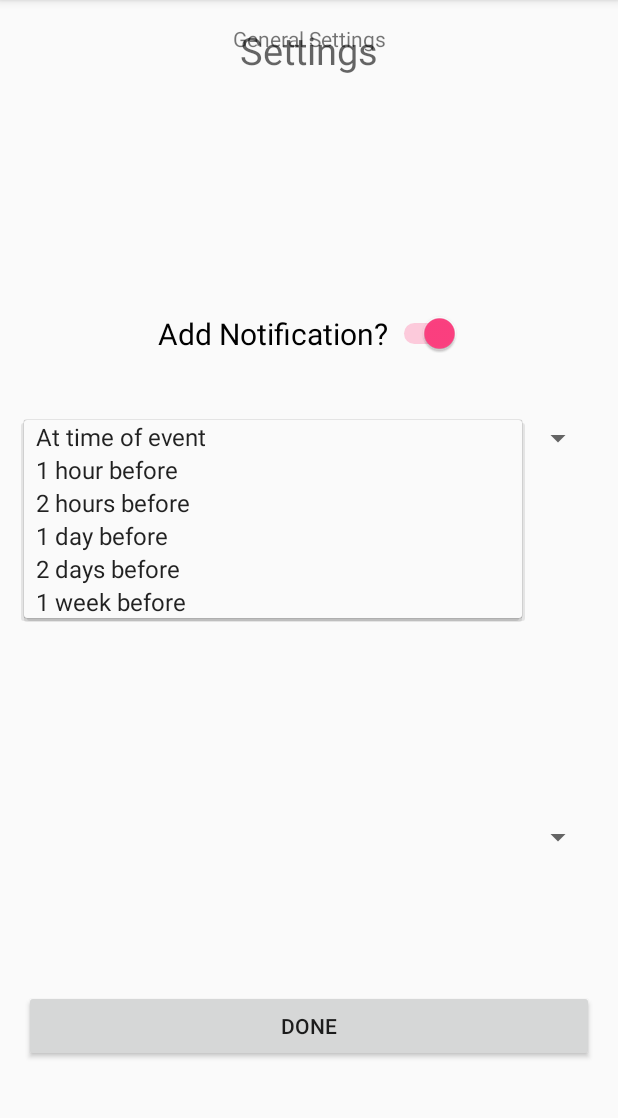
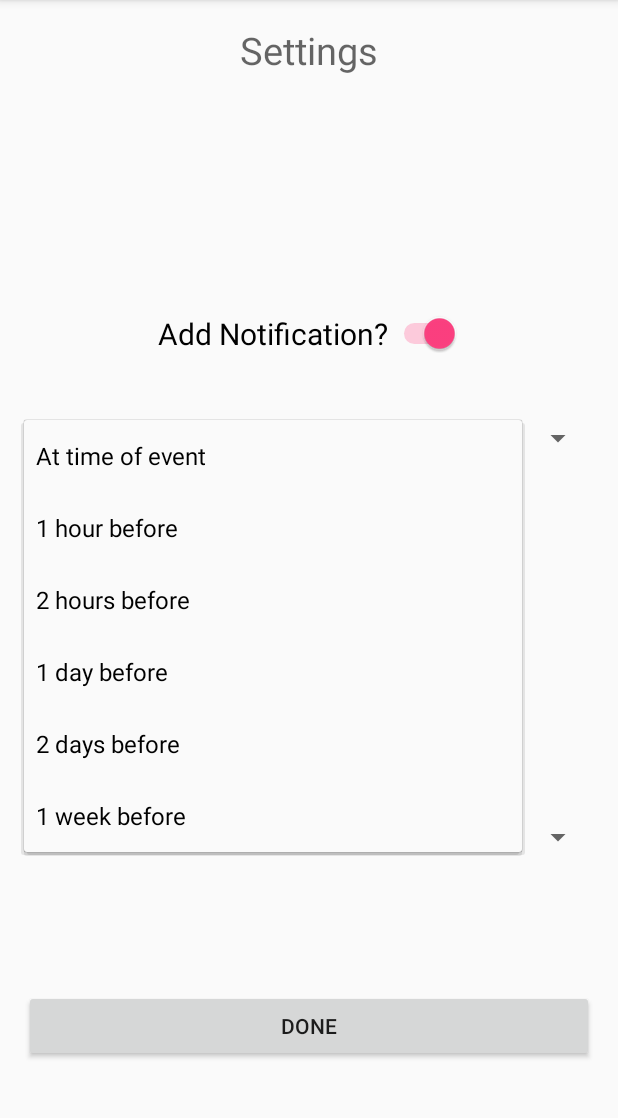
Before and after one commit to adiarbib/Evnt, an Android app: the SettingsActivity screen opened directly, with no data from a screen before it, after a tap on "At time of event", on a phone screen of 412 x 824 dp, the part 84-1202 px from its top. Run offline under Robolectric (Android 15) with nearby library versions, the phone set to English and light mode, and no system bars; libraries missing offline, so code that uses them is left out: com.parse.

Commit message:
not working yet

```diff
--- a/Evnt2/app/src/main/java/com/example/user/evnt/EditEventActivity.java
+++ b/Evnt2/app/src/main/java/com/example/user/evnt/EditEventActivity.java
@@ -1,6 +1,5 @@
 package com.example.user.evnt;
 
-import android.app.AlarmManager;
 import android.app.DatePickerDialog;
 import android.app.PendingIntent;
 import android.app.TimePickerDialog;
@@ -22,7 +21,6 @@
 import java.util.Calendar;
 import java.util.Collections;
 import java.util.Date;
-import java.util.GregorianCalendar;
 import java.util.List;
 
 /**
--- a/Evnt2/app/src/main/java/com/example/user/evnt/SettingsActivity.java
+++ b/Evnt2/app/src/main/java/com/example/user/evnt/SettingsActivity.java
@@ -91,10 +91,10 @@
 
     private void initRingtonesSpinner() {
         ringtones_spinner = (Spinner) findViewById(R.id.ringtones_spinner);
-        spinner_ringtones_adapter = ArrayAdapter.createFromResource(this, R.array.notifications_array, android.R.layout.simple_spinner_item);
-        spinner_notific_adapter.setDropDownViewResource(android.R.layout.simple_spinner_dropdown_item);
-        notif_spinner.setAdapter(spinner_ringtones_adapter);
-        notif_spinner.setOnItemSelectedListener(this);
+        spinner_ringtones_adapter = ArrayAdapter.createFromResource(this, R.array.ringtones_array, android.R.layout.simple_spinner_item);
+        spinner_ringtones_adapter.setDropDownViewResource(android.R.layout.simple_spinner_dropdown_item);
+        ringtones_spinner.setAdapter(spinner_ringtones_adapter);
+        ringtones_spinner.setOnItemSelectedListener(this);
     }
 
     private void initNotifcSpinner() {
--- a/Evnt2/app/src/main/res/layout/activity_settings.xml
+++ b/Evnt2/app/src/main/res/layout/activity_settings.xml
@@ -72,11 +72,6 @@
         android:layout_marginBottom="44dp"
         android:layout_alignParentEnd="true" />
 
-    <TextView
-        android:layout_width="match_parent"
-        android:layout_height="wrap_content"
-        android:text="General Settings"
-        android:textAlignment="center"/>
 
 
 </RelativeLayout>
```
Also changed, not shown: Evnt2/app/src/main/java/com/example/user/evnt/MainActivity.java (+20 -8 lines), Evnt2/app/src/main/res/menu/menu_main.xml (deleted, +0 -11 lines), Evnt2/app/src/main/res/menu/menu_settings.xml (added, +11 -0 lines).
